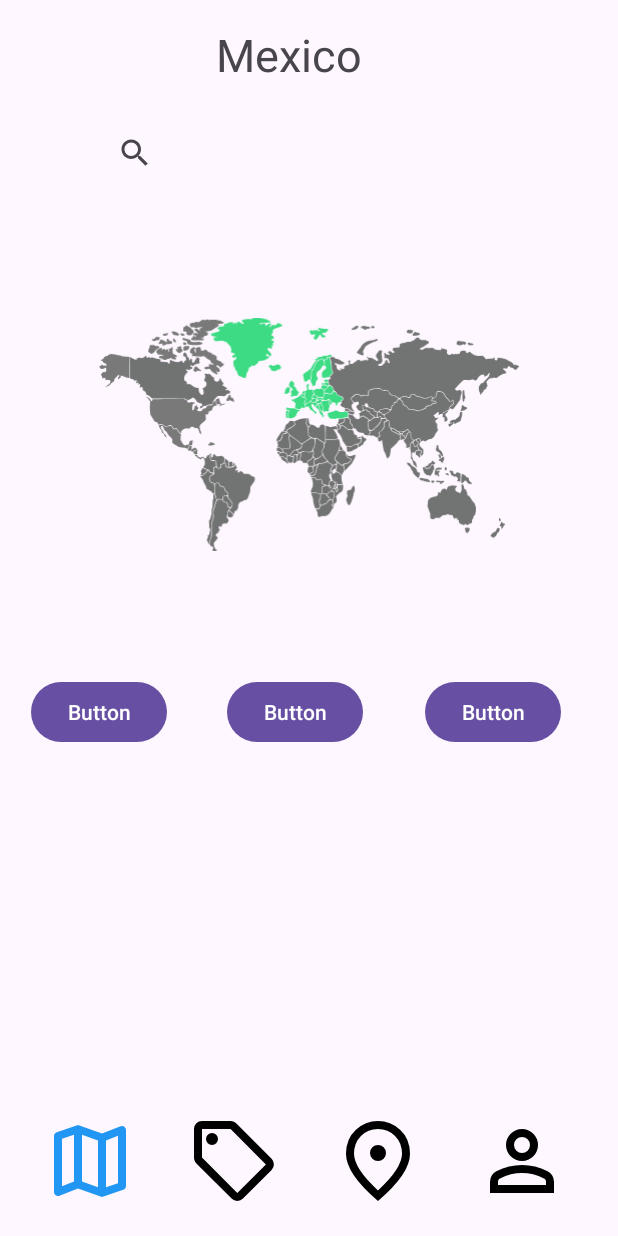
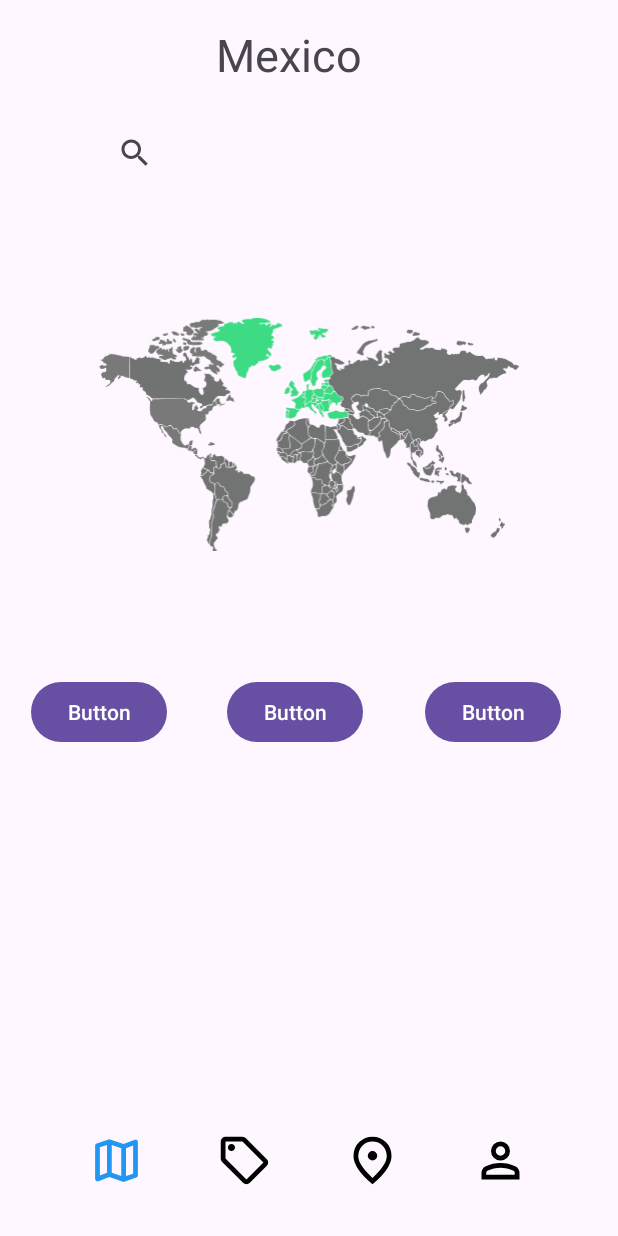
Before and after one commit to jindaardam1/TravelTracker, an Android app: the screen it shows after launch (MainActivity), on a phone screen of 412 x 824 dp. Run offline under Robolectric (Android 15) with nearby library versions, the phone set to English and light mode, and no system bars; our stand-ins replace Room's generated code.

Commit message:
Añadido espacio entre elementos de la navbar y creado borde

```diff
--- /dev/null
+++ b/app/src/main/res/drawable/border_background.xml
@@ -0,0 +1,6 @@
+<?xml version="1.0" encoding="utf-8"?>
+<shape xmlns:android="http://schemas.android.com/apk/res/android">
+    <solid android:color="#FFFFFF"/> <!-- Color de fondo -->
+    <corners android:radius="8dp"/> <!-- Radio de las esquinas -->
+    <stroke android:color="#000000" android:width="5dp"/> <!-- Color y ancho del borde -->
+</shape>
--- a/app/src/main/res/layout/activity_main.xml
+++ b/app/src/main/res/layout/activity_main.xml
@@ -18,45 +18,49 @@
             android:layout_width="wrap_content"
             android:layout_height="match_parent"
             android:orientation="horizontal"
-            android:gravity="center">
+            android:gravity="center"
+            android:layout_gravity="center">
 
             <ImageView
                 android:id="@+id/navigation_option1"
-                android:layout_marginLeft="12dp"
-                android:layout_width="96dp"
-                android:layout_height="96dp"
+                android:layout_width="70dp"
+                android:layout_height="70dp"
                 android:padding="16dp"
                 android:src="@drawable/ic_map_icon"
                 android:contentDescription="Mapa"
                 android:layout_gravity="center"
                 android:scaleType="fitCenter"/>
 
+            <!-- Añade espacio entre los ImageViews -->
             <ImageView
                 android:id="@+id/navigation_option2"
-                android:layout_width="96dp"
-                android:layout_height="96dp"
+                android:layout_width="70dp"
+                android:layout_height="70dp"
                 android:padding="16dp"
                 android:src="@drawable/ic_offers_icon"
                 android:contentDescription="Ofertas"
-                android:layout_gravity="center"/>
+                android:layout_gravity="center"
+                android:layout_marginLeft="15dp"/>
 
             <ImageView
                 android:id="@+id/navigation_option3"
-                android:layout_width="96dp"
-                android:layout_height="96dp"
+                android:layout_width="70dp"
+                android:layout_height="70dp"
                 android:padding="16dp"
                 android:src="@drawable/ic_recommendation_icon"
                 android:contentDescription="Recomendación"
-                android:layout_gravity="center"/>
+                android:layout_gravity="center"
+                android:layout_marginLeft="15dp"/>
 
             <ImageView
                 android:id="@+id/navigation_option4"
-                android:layout_width="96dp"
-                android:layout_height="96dp"
+                android:layout_width="70dp"
+                android:layout_height="70dp"
                 android:padding="16dp"
                 android:src="@drawable/ic_profile_icon"
                 android:contentDescription="Perfil"
-                android:layout_gravity="center"/>
+                android:layout_gravity="center"
+                android:layout_marginLeft="15dp"/>
         </LinearLayout>
     </HorizontalScrollView>
 
```
